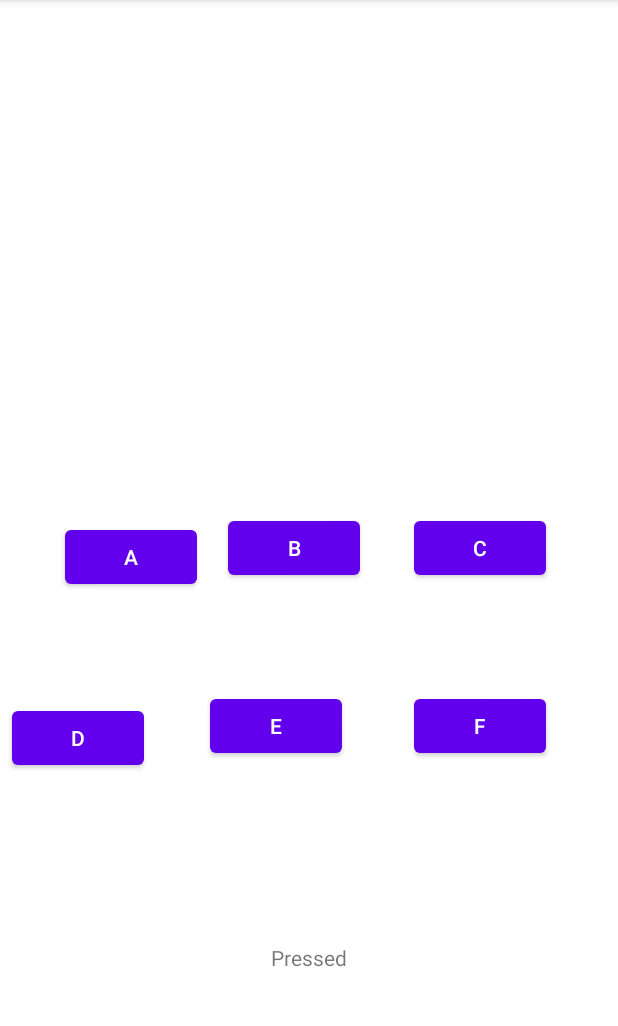
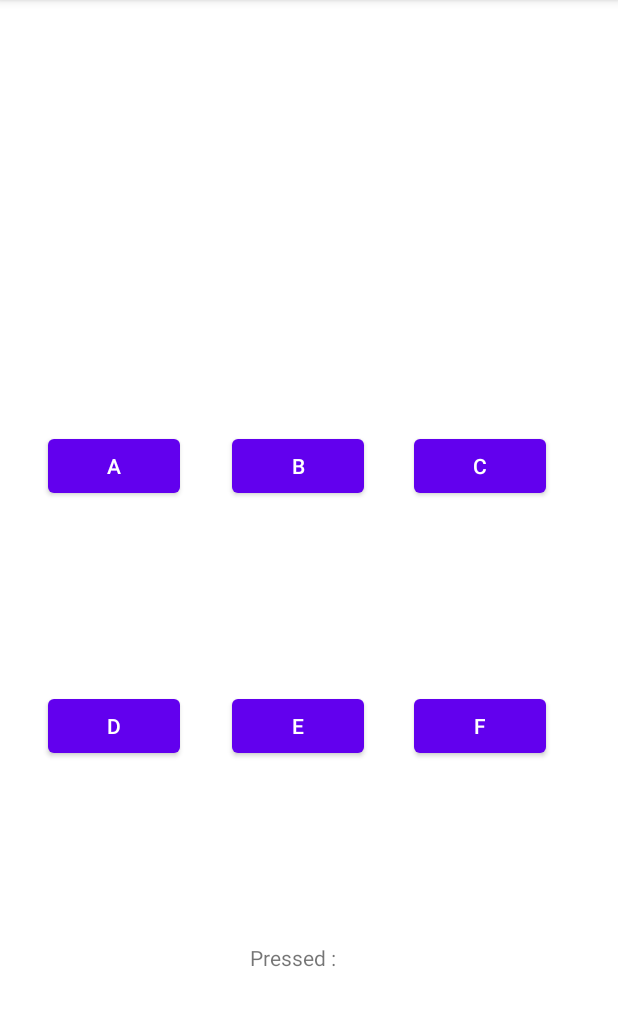
Before and after one commit to KanishkaSoni11/NUMAD22Su_KanishkaSoni, an Android app: the Activity2 screen opened directly, with no data from a screen before it, on a phone screen of 412 x 824 dp, the part 84-1110 px from its top. Run offline under Robolectric (Android 15) with nearby library versions, the phone set to English and light mode, and no system bars.

Commit message:
Added text and buttons activity

```diff
--- a/app/src/main/res/layout/activity_2.xml
+++ b/app/src/main/res/layout/activity_2.xml
@@ -10,28 +10,27 @@
         android:id="@+id/Button_A"
         android:layout_width="wrap_content"
         android:layout_height="wrap_content"
-        android:layout_marginStart="8dp"
+        android:layout_marginStart="32dp"
         android:layout_marginTop="8dp"
         android:onClick="onClick_Act2"
         android:text="A"
         app:layout_constraintBottom_toTopOf="@+id/Button_D"
-        app:layout_constraintEnd_toStartOf="@+id/Button_B"
-        app:layout_constraintHorizontal_bias="0.627"
         app:layout_constraintStart_toStartOf="parent"
         app:layout_constraintTop_toTopOf="parent"
-        app:layout_constraintVertical_bias="0.824" />
+        app:layout_constraintVertical_bias="0.69" />
 
     <Button
         android:id="@+id/Button_B"
         android:layout_width="wrap_content"
         android:layout_height="wrap_content"
-        android:layout_marginEnd="36dp"
         android:onClick="onClick_Act2"
         android:text="B"
         app:layout_constraintBottom_toTopOf="@+id/Button_E"
         app:layout_constraintEnd_toStartOf="@+id/Button_C"
+        app:layout_constraintHorizontal_bias="0.507"
+        app:layout_constraintStart_toEndOf="@+id/Button_A"
         app:layout_constraintTop_toTopOf="parent"
-        app:layout_constraintVertical_bias="0.828" />
+        app:layout_constraintVertical_bias="0.696" />
 
     <Button
         android:id="@+id/Button_C"
@@ -43,32 +42,30 @@
         app:layout_constraintBottom_toTopOf="@+id/Button_F"
         app:layout_constraintEnd_toEndOf="parent"
         app:layout_constraintTop_toTopOf="parent"
-        app:layout_constraintVertical_bias="0.828" />
+        app:layout_constraintVertical_bias="0.696" />
 
     <Button
         android:id="@+id/Button_D"
         android:layout_width="wrap_content"
         android:layout_height="wrap_content"
-        android:layout_marginStart="8dp"
-        android:layout_marginEnd="48dp"
-        android:layout_marginBottom="252dp"
+        android:layout_marginStart="32dp"
+        android:layout_marginBottom="260dp"
         android:onClick="onClick_Act2"
         android:text="D"
         app:layout_constraintBottom_toBottomOf="parent"
-        app:layout_constraintEnd_toStartOf="@+id/Button_E"
-        app:layout_constraintHorizontal_bias="0.0"
         app:layout_constraintStart_toStartOf="parent" />
 
     <Button
         android:id="@+id/Button_E"
         android:layout_width="wrap_content"
         android:layout_height="wrap_content"
-        android:layout_marginEnd="48dp"
         android:layout_marginBottom="260dp"
         android:onClick="onClick_Act2"
         android:text="E"
         app:layout_constraintBottom_toBottomOf="parent"
-        app:layout_constraintEnd_toStartOf="@+id/Button_F" />
+        app:layout_constraintEnd_toStartOf="@+id/Button_F"
+        app:layout_constraintHorizontal_bias="0.507"
+        app:layout_constraintStart_toEndOf="@+id/Button_D" />
 
     <Button
         android:id="@+id/Button_F"
@@ -85,9 +82,10 @@
         android:id="@+id/pressed_text"
         android:layout_width="wrap_content"
         android:layout_height="wrap_content"
-        android:text="Pressed"
+        android:text="Pressed :"
         app:layout_constraintBottom_toBottomOf="parent"
         app:layout_constraintEnd_toEndOf="parent"
+        app:layout_constraintHorizontal_bias="0.47"
         app:layout_constraintStart_toStartOf="parent"
         app:layout_constraintTop_toBottomOf="@+id/Button_E" />
 </androidx.constraintlayout.widget.ConstraintLayout>
```
